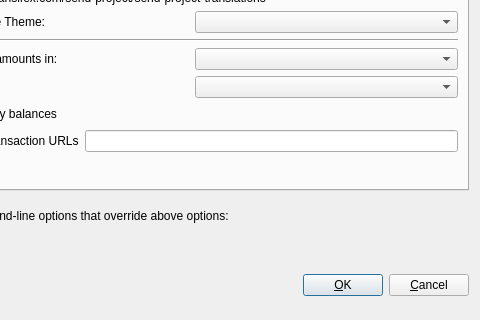
wqking-misc/SocialSend, file src/qt/forms/optionsdialog.ui: the form before one commit; both pictures show x 96 to 576 and y 97 to 417 of the 576 by 417 pixel window.
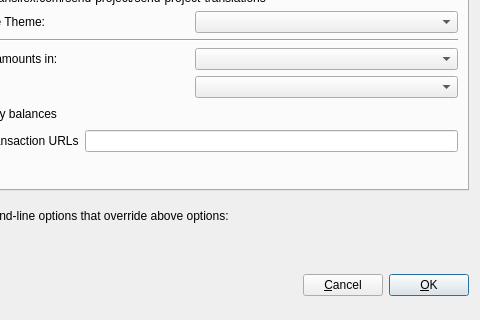
The form after the commit. The open tabs and pages were chosen to show the change. Custom widgets are drawn as their Qt base class.

Commit message: Switch OK / Cancel buttons placement

Patch:
```diff
--- a/src/qt/forms/optionsdialog.ui
+++ b/src/qt/forms/optionsdialog.ui
@@ -735,6 +735,16 @@
        </property>
       </spacer>
      </item>
+     <item>
+      <widget class="QPushButton" name="cancelButton">
+       <property name="text">
+        <string>&amp;Cancel</string>
+       </property>
+       <property name="autoDefault">
+        <bool>false</bool>
+       </property>
+      </widget>
+     </item>
      <item>
       <widget class="QPushButton" name="okButton">
        <property name="text">
@@ -748,16 +758,6 @@
        </property>
       </widget>
      </item>
-     <item>
-      <widget class="QPushButton" name="cancelButton">
-       <property name="text">
-        <string>&amp;Cancel</string>
-       </property>
-       <property name="autoDefault">
-        <bool>false</bool>
-       </property>
-      </widget>
-     </item>
     </layout>
    </item>
   </layout>
```
Left out of the diff: 2 changed lines with no effect on the pictures.
